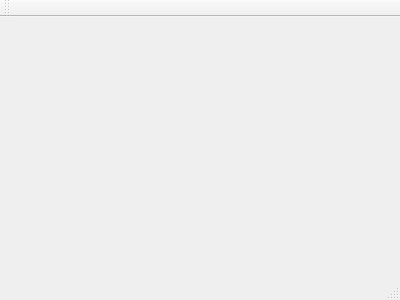
First picture: the form in mainwindow.ui, repository mariokcy/comp2012h_pa5_group20, before the edit.
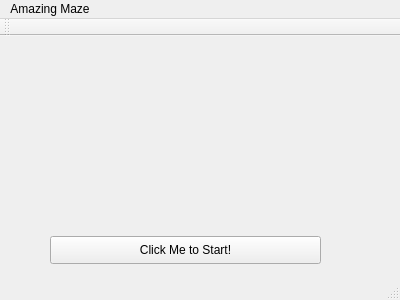
Second picture: the form after the edit.

```diff
--- a/mainwindow.ui
+++ b/mainwindow.ui
@@ -12,13 +12,48 @@
   <property name="windowTitle" >
    <string>MainWindow</string>
   </property>
-  <widget class="QMenuBar" name="menuBar" />
-  <widget class="QToolBar" name="mainToolBar" />
-  <widget class="QWidget" name="centralWidget" />
-  <widget class="QStatusBar" name="statusBar" />
+  <widget class="QWidget" name="centralWidget">
+   <widget class="QPushButton" name="pushButton">
+    <property name="geometry">
+     <rect>
+      <x>50</x>
+      <y>200</y>
+      <width>271</width>
+      <height>28</height>
+     </rect>
+    </property>
+    <property name="text">
+     <string>Click Me to Start!</string>
+    </property>
+   </widget>
+  </widget>
+  <widget class="QMenuBar" name="menuBar">
+   <property name="geometry">
+    <rect>
+     <x>0</x>
+     <y>0</y>
+     <width>400</width>
+     <height>25</height>
+    </rect>
+   </property>
+   <widget class="QMenu" name="menuAmazing_Maze">
+    <property name="title">
+     <string>Amazing Maze</string>
+    </property>
+   </widget>
+   <addaction name="menuAmazing_Maze"/>
+  </widget>
+  <widget class="QToolBar" name="mainToolBar">
+   <attribute name="toolBarArea">
+    <enum>TopToolBarArea</enum>
+   </attribute>
+   <attribute name="toolBarBreak">
+    <bool>false</bool>
+   </attribute>
+  </widget>
+  <widget class="QStatusBar" name="statusBar"/>
  </widget>
- <layoutDefault spacing="6" margin="11" />
- <pixmapfunction></pixmapfunction>
+ <layoutdefault spacing="6" margin="11"/>
  <resources/>
  <connections/>
 </ui>
```
Left out of the diff: 7 changed lines with no effect on the pictures.
